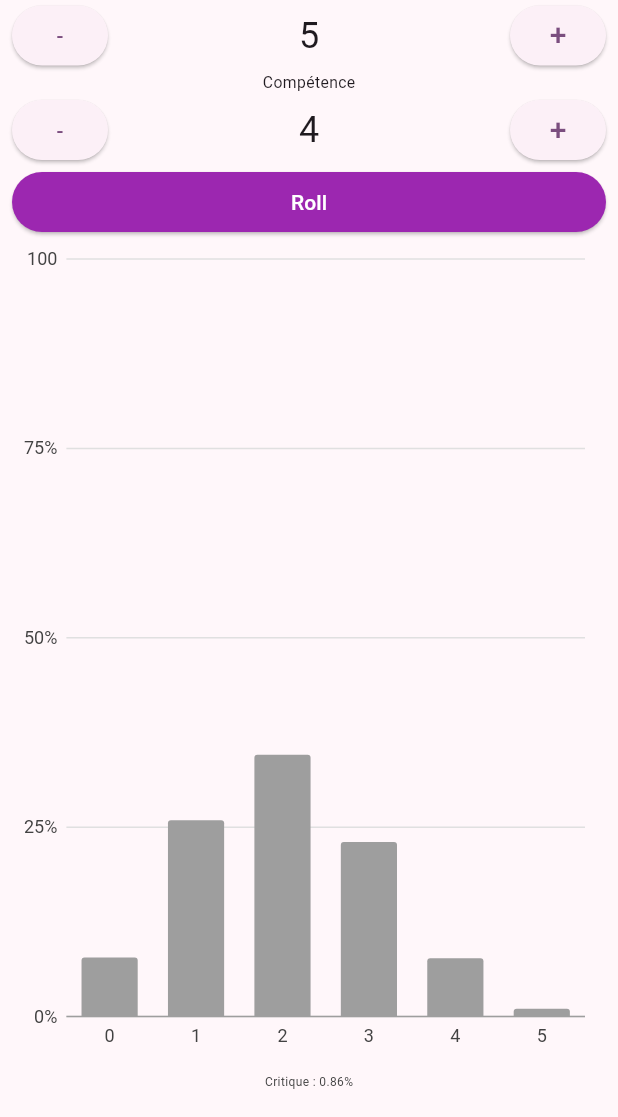
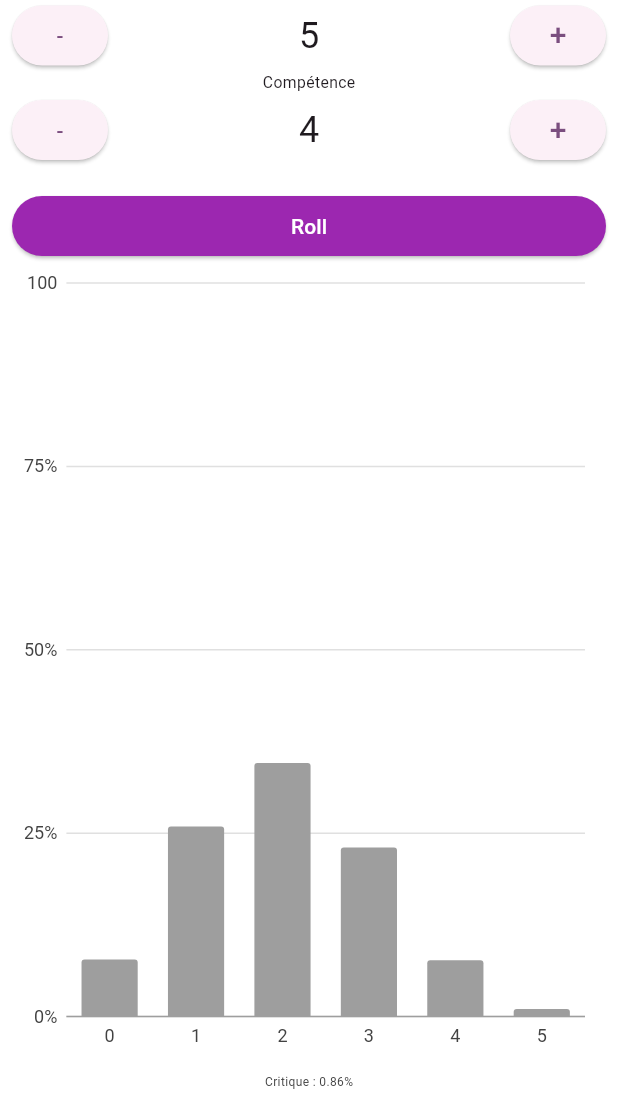
Before and after one commit to Neamar/aube_reve, a Flutter app: the screen it shows after launch, on a phone screen of 412 x 824 dp, the part 119-1236 px from its top. Run offline on Flutter 3.47's test engine with Material 3 defaults, Android fonts, the phone set to English and light mode, and no system bars; our stand-ins replace community_charts_flutter.

Commit message:
Restore white background and add spacing before Roll button
- Set scaffoldBackgroundColor to white to restore original design
- Add 16px margin between Compétence row and Roll button

```diff
--- a/lib/main.dart
+++ b/lib/main.dart
@@ -15,6 +15,7 @@ class AubeReveApp extends StatelessWidget {
         home: const DiceRoller(),
         theme: ThemeData(
             primaryColor: Colors.purple,
+            scaffoldBackgroundColor: Colors.white,
             appBarTheme: const AppBarTheme(
               backgroundColor: Colors.purple,
               foregroundColor: Colors.white,
@@ -125,6 +126,7 @@ class DiceRollerState extends State<DiceRoller> {
           incrementFn: incrementThreshold,
           decrementFn: decrementThreshold,
           maximum: 18),
+      const SizedBox(height: 16),
       Row(children: <Widget>[
         Expanded(
             child: ElevatedButton(
```
